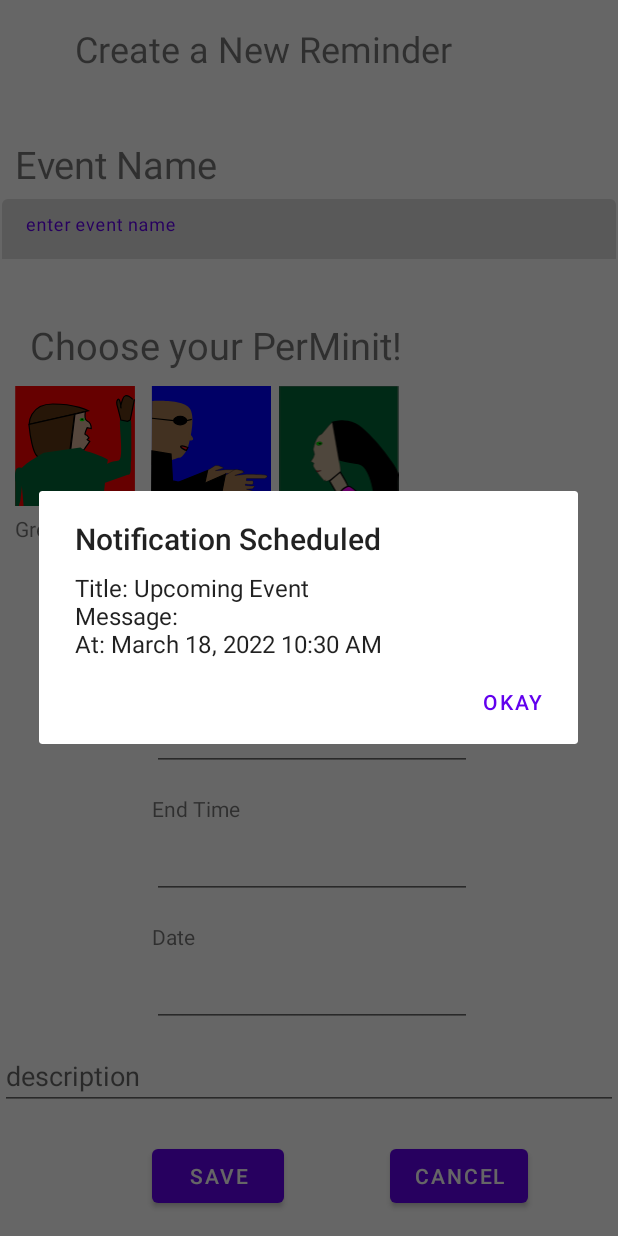
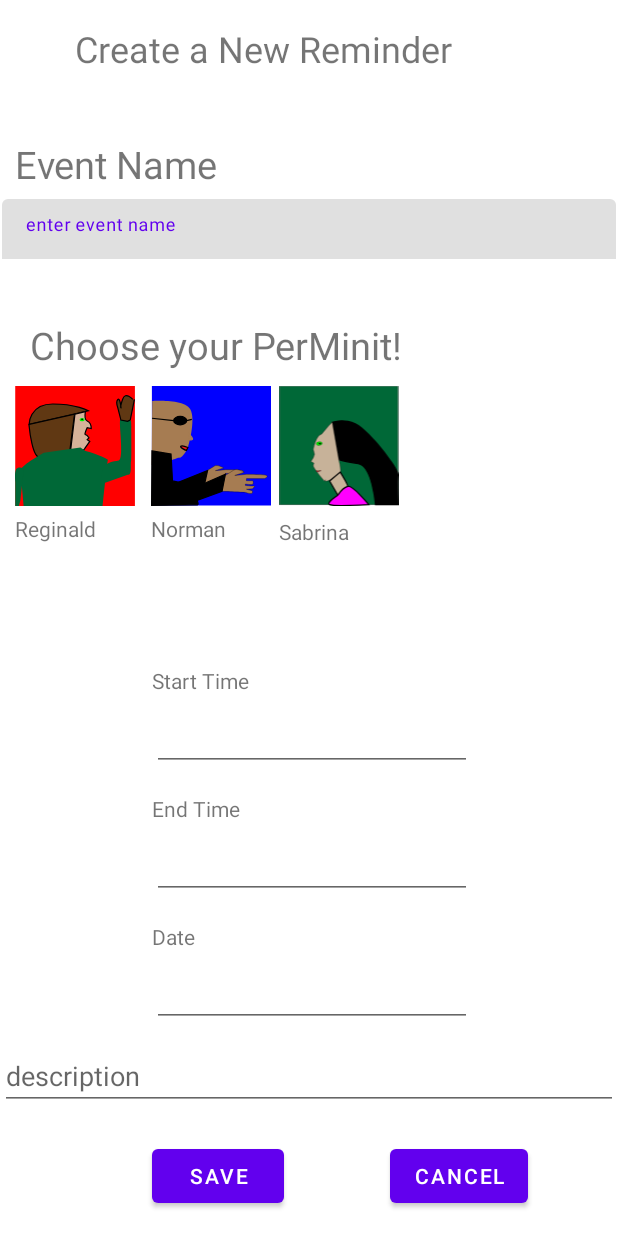
Before and after one commit to ezhoureal/FullGroup, an Android app: the AddReminder screen opened directly, with no data from a screen before it, after a tap on "SAVE", on a phone screen of 412 x 824 dp. Run offline under Robolectric (Android 15) with nearby library versions, the phone set to English and light mode, and no system bars; 3 statements that could not run were skipped.

Commit message:
Should add events now. No notifications currently (Commented out)

```diff
--- a/Perminit-Frontend/app/src/main/java/edu/umich/fullgroup/perminit_frontend/AddReminder.kt
+++ b/Perminit-Frontend/app/src/main/java/edu/umich/fullgroup/perminit_frontend/AddReminder.kt
@@ -18,15 +18,19 @@ import java.util.*
 
 class AddReminder : AppCompatActivity() {
     private lateinit var view: ActivityAddReminderBinding
+
+
     override fun onCreate(savedInstanceState: Bundle?) {
         super.onCreate(savedInstanceState)
         view = ActivityAddReminderBinding.inflate(layoutInflater)
         setContentView(view.root)
 
-        createNotificationChannel()
-        view.Save.setOnClickListener { scheduleNotification() }
+        //createNotificationChannel()
+        //view.Save.setOnClickListener { scheduleNotification() }
 
     }
+
+    /*
 
     private fun scheduleNotification() {
         val intent = Intent(applicationContext, NotificationReceiver::class.java)
@@ -91,6 +95,8 @@ class AddReminder : AppCompatActivity() {
         notificationManager.createNotificationChannel(channel)
     }
 
+     */
+
     //maybe should be a default
     var minit_selected = 0
 
@@ -128,6 +134,9 @@ class AddReminder : AppCompatActivity() {
         val title = view.NameField.text.toString()
         val perMinitId = minit_selected
 
+
+        //val date=LocalDate.now()
+
         val description = view.descriptionbox.text.toString()
 
         // validation check
--- a/Perminit-Frontend/app/src/main/res/values/strings.xml
+++ b/Perminit-Frontend/app/src/main/res/values/strings.xml
@@ -12,7 +12,7 @@
     <string name="hello_second_fragment">Hello second fragment. Arg: %1$s</string>
 
     <!-- minit info -->
-    <string name="minit_1_name">Gregg</string>
+    <string name="minit_1_name">Reginald</string>
     <string name="minit_2_name">Norman</string>
     <string name="minit_3_name">Sabrina</string>
 
```
